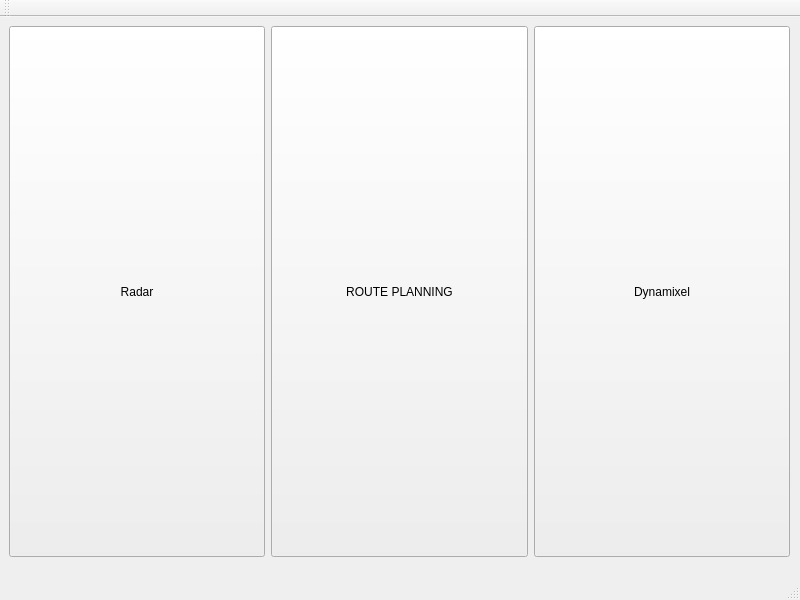
This is mainwindow.ui in oliversssf2/ui_app as Qt 5 draws it before an edit. The edited form follows.
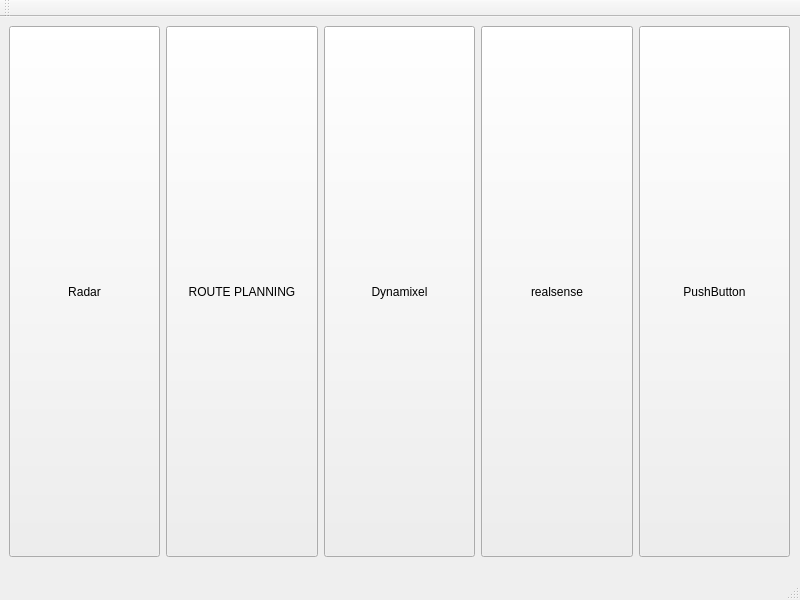
This is the edited form.

What changed in the file:
```diff
--- a/mainwindow.ui
+++ b/mainwindow.ui
@@ -63,6 +63,32 @@
        </property>
       </widget>
      </item>
+     <item>
+      <widget class="QPushButton" name="runRealsense">
+       <property name="sizePolicy">
+        <sizepolicy hsizetype="Minimum" vsizetype="Preferred">
+         <horstretch>0</horstretch>
+         <verstretch>0</verstretch>
+        </sizepolicy>
+       </property>
+       <property name="text">
+        <string>realsense</string>
+       </property>
+      </widget>
+     </item>
+     <item>
+      <widget class="QPushButton" name="pushButton_4">
+       <property name="sizePolicy">
+        <sizepolicy hsizetype="Minimum" vsizetype="Preferred">
+         <horstretch>0</horstretch>
+         <verstretch>0</verstretch>
+        </sizepolicy>
+       </property>
+       <property name="text">
+        <string>PushButton</string>
+       </property>
+      </widget>
+     </item>
     </layout>
    </widget>
   </widget>
```
